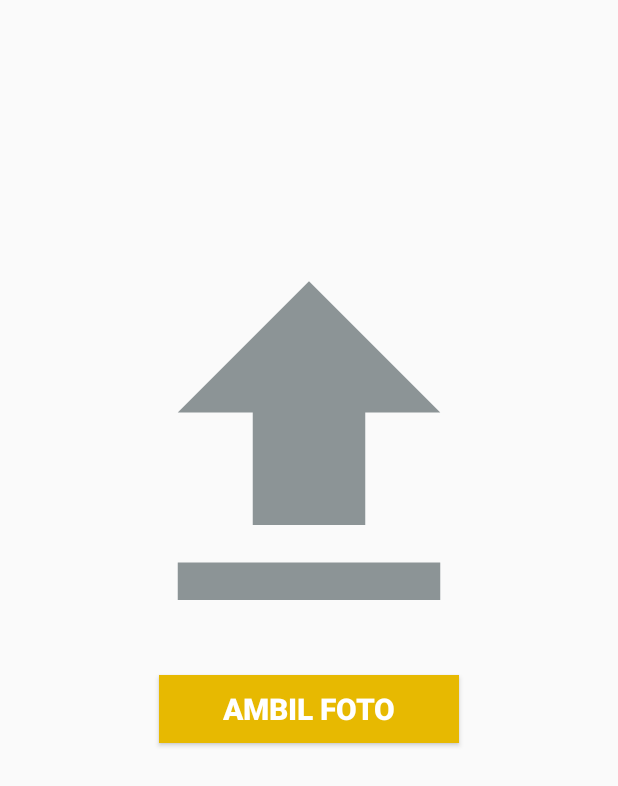
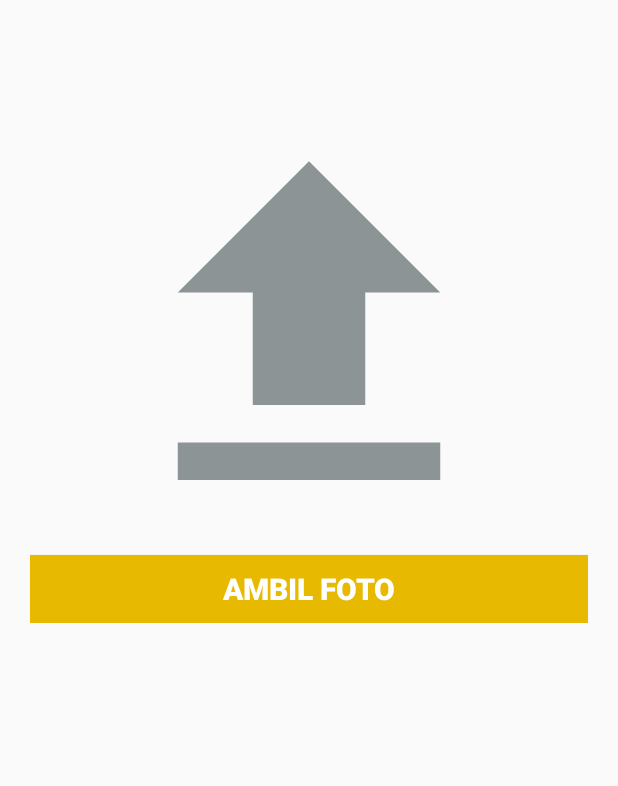
Before and after one commit to dianahudani/TugasAkhirApp, an Android app: the CameraActivity screen opened directly, with no data from a screen before it, on a phone screen of 412 x 824 dp. Shown: the top 786 px of the screen. Run offline under Robolectric (Android 15) with nearby library versions, the phone set to English and light mode, and no system bars.

```diff
--- a/app/src/main/java/com/example/ta/CameraActivity.java
+++ b/app/src/main/java/com/example/ta/CameraActivity.java
@@ -7,6 +7,9 @@ import android.content.Intent;
 import android.content.pm.PackageManager;
 import android.graphics.Bitmap;
 import android.graphics.Color;
+import android.graphics.drawable.BitmapDrawable;
+import android.location.Address;
+import android.location.Geocoder;
 import android.location.Location;
 import android.location.LocationListener;
 import android.location.LocationManager;
@@ -16,10 +19,13 @@ import android.os.Bundle;
 import android.os.Environment;
 import android.provider.MediaStore;
 import android.text.format.DateFormat;
+import android.util.Base64;
+import android.util.Log;
 import android.view.View;
 import android.widget.Button;
 import android.widget.EditText;
 import android.widget.ImageView;
+import android.widget.Spinner;
 import android.widget.TextView;
 import android.widget.Toast;
 
@@ -33,6 +39,8 @@ import java.io.FileNotFoundException;
 import java.io.FileOutputStream;
 import java.io.IOException;
 import java.util.Date;
+import java.util.List;
+import java.util.Locale;
 
 import static android.location.LocationManager.*;
 import static com.example.ta.R.string.dateformat;
@@ -42,9 +50,13 @@ public class CameraActivity extends AppCompatActivity implements LocationListene
     private static final int MY_PERMISSIONS_REQUEST_WRITE = 223;
     Button b1;
     ImageView iv;
-    TextView label1, label2;
-    EditText Longtext, Lattext;
+    TextView label1, label2, label3, spinnerLabel;
+    EditText Longtext, Lattext, Nametext;
     Button geobtn;
+    Spinner spinnerName;
+    Integer id;
+    ImageView foto_lokasi;
+
 
     @RequiresApi(api = Build.VERSION_CODES.M)
     @Override
@@ -56,9 +68,16 @@ public class CameraActivity extends AppCompatActivity implements LocationListene
 
         label1 = findViewById(R.id.longitude);
         label2 = findViewById(R.id.lat);
+        label3 = findViewById(R.id.name);
         Longtext = findViewById(R.id.textLong);
         Lattext = findViewById(R.id.textLat);
-        geobtn = findViewById(R.id.geobtn);
+        Nametext = findViewById(R.id.namalokasi);
+        geobtn = findViewById(R.id.lokasibtn);
+        spinnerLabel = findViewById(R.id.spinnerName);
+        spinnerName = (Spinner) findViewById(R.id.spinner);
+
+
+
         b1 = findViewById(R.id.fotobtn);
         iv = findViewById(R.id.imageView);
 
@@ -128,6 +147,10 @@ public class CameraActivity extends AppCompatActivity implements LocationListene
                         Longtext.setVisibility(View.VISIBLE);
                         Lattext.setVisibility(View.VISIBLE);
                         geobtn.setVisibility(View.VISIBLE);
+                        label3.setVisibility(View.VISIBLE);
+                        Nametext.setVisibility(View.VISIBLE);
+                        spinnerName.setVisibility(View.VISIBLE);
+                        spinnerLabel.setVisibility(View.VISIBLE);
 
                         Longtext.setFocusable(false);
                         Longtext.setEnabled(false);
@@ -172,6 +195,11 @@ public class CameraActivity extends AppCompatActivity implements LocationListene
     public void onLocationChanged(Location location) {
         double lngdb = location.getLongitude();
         double latdb = location.getLatitude();
+        try {
+            getAlamat(latdb,lngdb);
+        } catch (IOException e) {
+            e.printStackTrace();
+        }
         Longtext.setText(String.valueOf(lngdb));
         Lattext.setText(String.valueOf(latdb));
     }
@@ -190,4 +218,43 @@ public class CameraActivity extends AppCompatActivity implements LocationListene
     public void onProviderDisabled(String s) {
 
     }
+
+    public void getAlamat(Double latitude, Double longitude) throws IOException {
+        Geocoder geocoder;
+        List<Address> addresses;
+        geocoder = new Geocoder(this, Locale.getDefault());
+
+        addresses = geocoder.getFromLocation(latitude, longitude, 1); // Here 1 represent max location result to returned, by documents it recommended 1 to 5
+
+        String address = addresses.get(0).getAddressLine(0); // If any additional address line present than only, check with max available address lines by getMaxAddressLineIndex()
+        String city = addresses.get(0).getLocality();
+        String state = addresses.get(0).getAdminArea();
+        String country = addresses.get(0).getCountryName();
+        String postalCode = addresses.get(0).getPostalCode();
+        String knownName = addresses.get(0).getFeatureName();
+
+        Log.i("KECAMATAN", knownName);
+        Nametext.setText(knownName);
+    }
+
+    public void getDataDariUI(){
+        String nama_lokasi_penjualan = Nametext.getText().toString();;
+        Double latitude_lokasi_penjualan = Double.parseDouble(Lattext.getText().toString());
+        Double longitude_lokasi_penjualan = Double.parseDouble(Longtext.getText().toString());
+        String jenis_data = spinnerName.getSelectedItem().toString();
+        if (jenis_data == "Bakso"){
+            id = 1;
+        }else if(jenis_data == "Tahu"){
+            id = 2;
+        }
+        Integer id_jenis_sample = id;
+        foto_lokasi = findViewById(R.id.foto_lokasi);
+        BitmapDrawable drawable = (BitmapDrawable) foto_lokasi.getDrawable();
+        Bitmap bitmap = drawable.getBitmap();
+        ByteArrayOutputStream bos = new ByteArrayOutputStream();
+        bitmap.compress(Bitmap.CompressFormat.PNG,100,bos);
+        byte[] bb = bos.toByteArray();
+        String foto_lokasi_penjualan = Base64.encodeToString(bb, 0);
+
+    }
 }
--- a/app/src/main/res/layout/activity_camera.xml
+++ b/app/src/main/res/layout/activity_camera.xml
@@ -1,83 +1,38 @@
 <?xml version="1.0" encoding="utf-8"?>
-<LinearLayout
-    xmlns:android="http://schemas.android.com/apk/res/android"
+
+<LinearLayout xmlns:android="http://schemas.android.com/apk/res/android"
     xmlns:app="http://schemas.android.com/apk/res-auto"
     xmlns:tools="http://schemas.android.com/tools"
+    android:layout_width="match_parent"
     android:layout_height="match_parent"
-    android:layout_width="match_parent"
-    android:padding="50dp"
     android:orientation="vertical"
+    android:padding="0dp"
     tools:context="CameraActivity">
 
+    <ScrollView
+        android:layout_width="match_parent"
+        android:layout_height="match_parent">
+
+        <LinearLayout
+            android:layout_width="match_parent"
+            android:layout_height="wrap_content"
+            android:orientation="vertical"
+            android:padding="20dp">
+
             <ImageView
-        android:id="@+id/imageView"
-        android:gravity="center"
-        android:layout_gravity="center"
+                android:id="@+id/foto_lokasi"
                 android:layout_width="300dp"
                 android:layout_height="300dp"
-        android:layout_marginTop="100dp"
+                android:layout_gravity="center"
+                android:layout_marginTop="50dp"
+                android:gravity="center"
                 app:srcCompat="@drawable/ic_file_upload_black_24dp"
                 tools:ignore="VectorDrawableCompat" />
-
-    <TextView
-        android:padding="10dp"
-        android:id="@+id/longitude"
-        android:layout_width="match_parent"
-        android:layout_height="wrap_content"
-        android:text="Longitude"
-        android:visibility="gone"
-        android:gravity="left"
-
-        />
-
-
-    <EditText
-        android:id="@+id/textLong"
-        android:layout_width="match_parent"
-        android:layout_height="40dp"
-        android:background="@drawable/edittext"
-        android:layout_gravity="center"
-        android:visibility="gone"
-        android:padding="10dp"
-        />
-
-    <TextView
-        android:padding="10dp"
-        android:id="@+id/lat"
-        android:layout_width="match_parent"
-        android:layout_height="wrap_content"
-        android:text="Latitude"
-        android:gravity="left"
-        android:visibility="gone"/>
-
-    <EditText
-        android:id="@+id/textLat"
-        android:layout_width="match_parent"
-        android:layout_height="40dp"
-        android:background="@drawable/edittext"
-        android:layout_gravity="center"
-        android:layout_marginBottom="10dp"
-        android:visibility="gone"
-        android:padding="10dp"
-        />
-
-
-    <Button
-        android:id="@+id/geobtn"
-        android:visibility="gone"
-        android:layout_width="200dp"
-        android:layout_height="45dp"
-        android:layout_gravity="center"
-        android:background="#e7b901"
-        android:text="Lihat Lokasi"
-        android:textColor="#ffffff"
-        android:textSize="20dp"
-        android:textStyle="bold" />
 
             <Button
                 android:id="@+id/fotobtn"
 
-        android:layout_width="200dp"
+                android:layout_width="match_parent"
                 android:layout_height="45dp"
                 android:layout_gravity="center"
                 android:background="#e7b901"
@@ -86,5 +41,98 @@
                 android:textSize="20dp"
                 android:textStyle="bold" />
 
+            <TextView
+                android:id="@+id/spinnerName"
+                android:layout_width="match_parent"
+                android:layout_height="wrap_content"
+                android:gravity="left"
+                android:padding="10dp"
+                android:text="Jenis Dataset"
+                android:visibility="gone" />
+
+            <Spinner
+                android:id="@+id/spinner"
+                android:entries="@array/jenis_arr"
+                android:layout_width="match_parent"
+                android:layout_height="40dp"
+                android:layout_gravity="center"
+                android:layout_marginBottom="10dp"
+                android:padding="10dp"
+                android:visibility="gone"/>
+
+            <TextView
+                android:id="@+id/name"
+                android:layout_width="match_parent"
+                android:layout_height="wrap_content"
+                android:gravity="left"
+                android:padding="10dp"
+                android:text="Nama Lokasi"
+                android:visibility="gone" />
+
+            <EditText
+                android:id="@+id/namalokasi"
+                android:layout_width="match_parent"
+                android:layout_height="40dp"
+                android:layout_gravity="center"
+                android:layout_marginBottom="10dp"
+                android:background="@drawable/edittext"
+                android:padding="10dp"
+                android:visibility="gone" />
+
+            <TextView
+                android:id="@+id/lat"
+                android:layout_width="match_parent"
+                android:layout_height="wrap_content"
+                android:gravity="left"
+                android:padding="10dp"
+                android:text="Latitude"
+                android:visibility="gone" />
+
+            <EditText
+                android:id="@+id/textLat"
+                android:layout_width="match_parent"
+                android:layout_height="40dp"
+                android:layout_gravity="center"
+                android:layout_marginBottom="10dp"
+                android:background="@drawable/edittext"
+                android:padding="10dp"
+                android:visibility="gone" />
+
+            <TextView
+                android:id="@+id/longitude"
+                android:layout_width="match_parent"
+                android:layout_height="wrap_content"
+                android:gravity="left"
+                android:padding="10dp"
+                android:text="Longitude"
+                android:visibility="gone"
+
+                />
+
+            <EditText
+                android:id="@+id/textLong"
+                android:layout_width="match_parent"
+                android:layout_height="40dp"
+                android:layout_gravity="center"
+                android:background="@drawable/edittext"
+                android:padding="10dp"
+                android:visibility="gone" />
+
+            <Button
+                android:id="@+id/lokasibtn"
+                android:layout_width="200dp"
+                android:layout_height="45dp"
+                android:layout_gravity="center"
+                android:layout_marginTop="10dp"
+                android:background="#e7b901"
+                android:text="Simpan"
+                android:textColor="#ffffff"
+                android:textSize="20dp"
+                android:textStyle="bold"
+                android:visibility="gone" />
 
         </LinearLayout>
+    </ScrollView>
+
+
+</LinearLayout>
--- a/app/src/main/res/values/strings.xml
+++ b/app/src/main/res/values/strings.xml
@@ -1,4 +1,9 @@
 <resources>
     <string name="app_name">Kadar App</string>
     <string name="dateformat">MM-dd-yy hh-mm-ss</string>
+
+    <string-array name="jenis_arr">
+        <item>Tahu</item>
+        <item>Bakso</item>
+    </string-array>
 </resources>
```
Also changed, not shown: app/src/main/java/com/example/ta/ApiHelper/BaseApiService.java (+10 -0 lines). Lines whose indentation alone changed are shown as unchanged.
